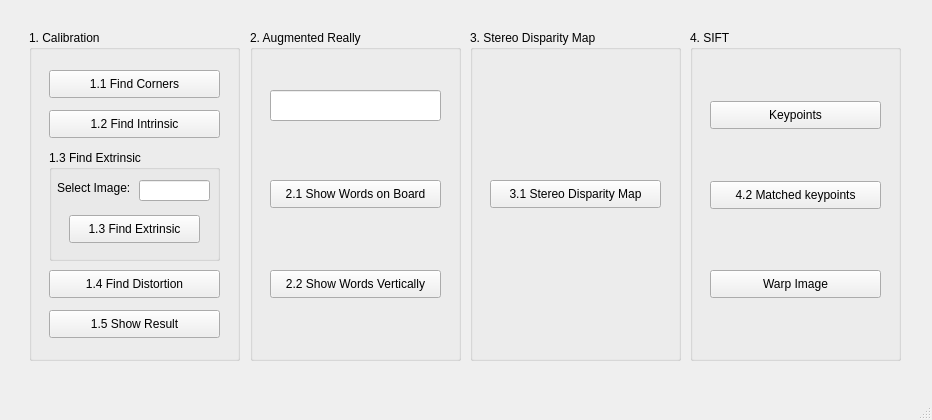
This is python/CVDL/homework1/Code/Homework1/UI.ui in ChengTsungPao/working as Qt 5 draws it before an edit. The edited form follows.
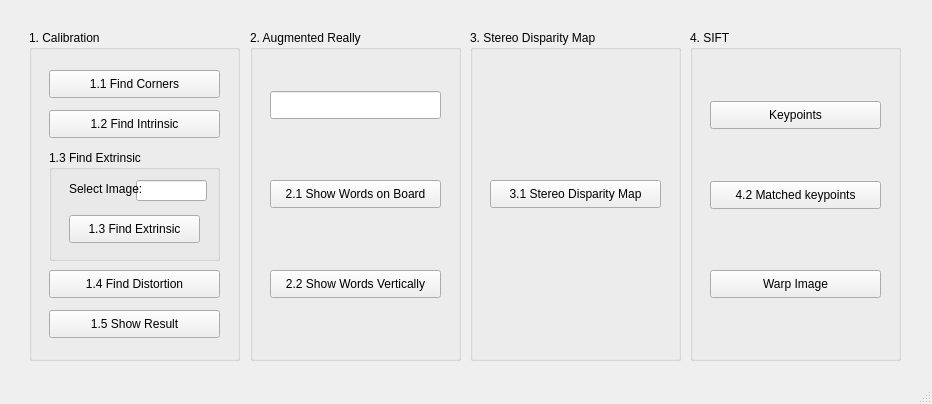
This is the edited form.

```diff
--- a/python/CVDL/homework1/Code/Homework1/UI.ui
+++ b/python/CVDL/homework1/Code/Homework1/UI.ui
@@ -7,7 +7,7 @@
     <x>0</x>
     <y>0</y>
     <width>932</width>
-    <height>420</height>
+    <height>404</height>
    </rect>
   </property>
   <property name="windowTitle">
@@ -106,7 +106,7 @@
      <widget class="QLineEdit" name="Calibration_InputBox">
       <property name="geometry">
        <rect>
-        <x>90</x>
+        <x>87</x>
         <y>30</y>
         <width>71</width>
         <height>21</height>
@@ -116,8 +116,8 @@
      <widget class="QLabel" name="label">
       <property name="geometry">
        <rect>
-        <x>8</x>
-        <y>30</y>
+        <x>20</x>
+        <y>31</y>
         <width>91</width>
         <height>16</height>
        </rect>
@@ -170,11 +170,22 @@
      <property name="geometry">
       <rect>
        <x>20</x>
-       <y>60</y>
+       <y>61</y>
        <width>171</width>
-       <height>31</height>
+       <height>28</height>
       </rect>
      </property>
+     <property name="font">
+      <font>
+       <pointsize>12</pointsize>
+      </font>
+     </property>
+     <property name="inputMethodHints">
+      <set>Qt::ImhNone</set>
+     </property>
+     <property name="maxLength">
+      <number>6</number>
+     </property>
     </widget>
    </widget>
    <widget class="QGroupBox" name="groupBox_3">
```
Left out of the diff: 5 changed lines with no effect on the pictures.
